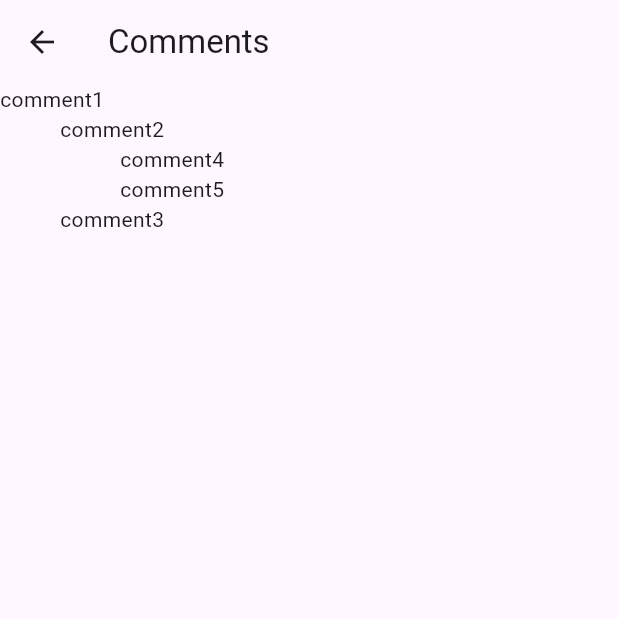
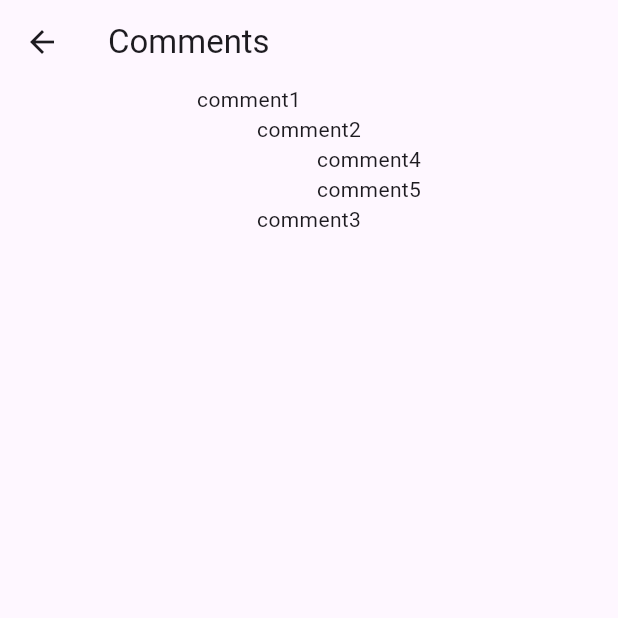
Before and after one commit to layandreas/hackerfluff, a Flutter app: the CommentsView screen opened by its route, on a phone screen of 412 x 824 dp, the top half of it. Run offline on Flutter 3.47's test engine with Material 3 defaults, Android fonts, the phone set to English and light mode, and no system bars; our stand-ins replace flutter_riverpod, freezed_annotation, riverpod_annotation; generated files the repository leaves out were written again.

Commit message:
Centered comments

```diff
--- a/lib/src/app.dart
+++ b/lib/src/app.dart
@@ -319,9 +319,11 @@ class CommentsView extends StatelessWidget {
   Widget build(BuildContext context) {
     return Scaffold(
         appBar: AppBar(title: const Text('Comments')),
-        body: TestSingleCommentsView(
-          comment: comment,
-          isParentWidget: true,
+        body: Center(
+          child: TestSingleCommentsView(
+            comment: comment,
+            isParentWidget: true,
+          ),
         ));
   }
 }
```
